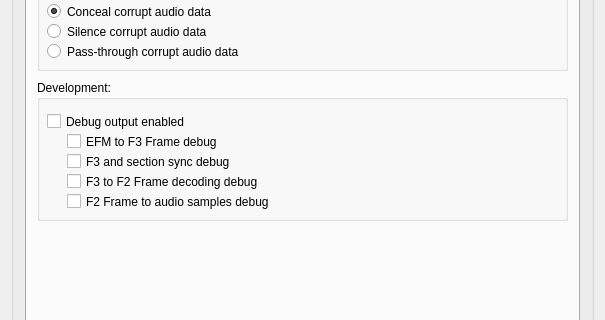
The window that tools/ld-process-efm/mainwindow.ui (happycube/ld-decode) describes before a commit, drawn with Qt 5; both pictures show x 0 to 605 and y 253 to 573 of the 605 by 920 pixel window.
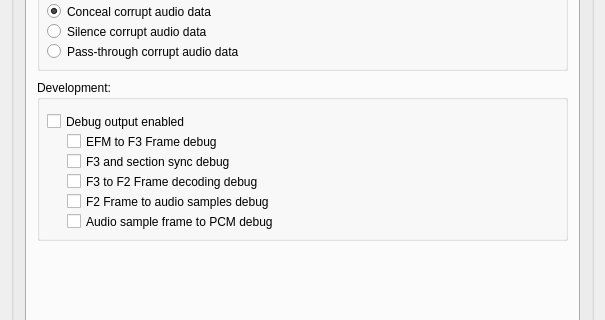
The same window after the commit. The open tabs and pages were chosen to show the change. Icons and pictures are not drawn.

Commit message: Added new audio sample frame layer class for concealment implementation - WIP #228

Diff of the .ui file:
```diff
--- a/tools/ld-process-efm/mainwindow.ui
+++ b/tools/ld-process-efm/mainwindow.ui
@@ -177,7 +177,7 @@
                <x>10</x>
                <y>120</y>
                <width>531</width>
-               <height>141</height>
+               <height>161</height>
               </rect>
              </property>
              <property name="title">
@@ -248,6 +248,19 @@
                <string>F2 Frame to audio samples debug</string>
               </property>
              </widget>
+             <widget class="QCheckBox" name="debug_audioSampleFrameToPcm_checkBox">
+              <property name="geometry">
+               <rect>
+                <x>30</x>
+                <y>130</y>
+                <width>491</width>
+                <height>23</height>
+               </rect>
+              </property>
+              <property name="text">
+               <string>Audio sample frame to PCM debug</string>
+              </property>
+             </widget>
             </widget>
            </widget>
            <widget class="QWidget" name="efmTab">
```
Left out of the diff: 2 changed lines with no effect on the pictures. The commit also changes 14 other files.
